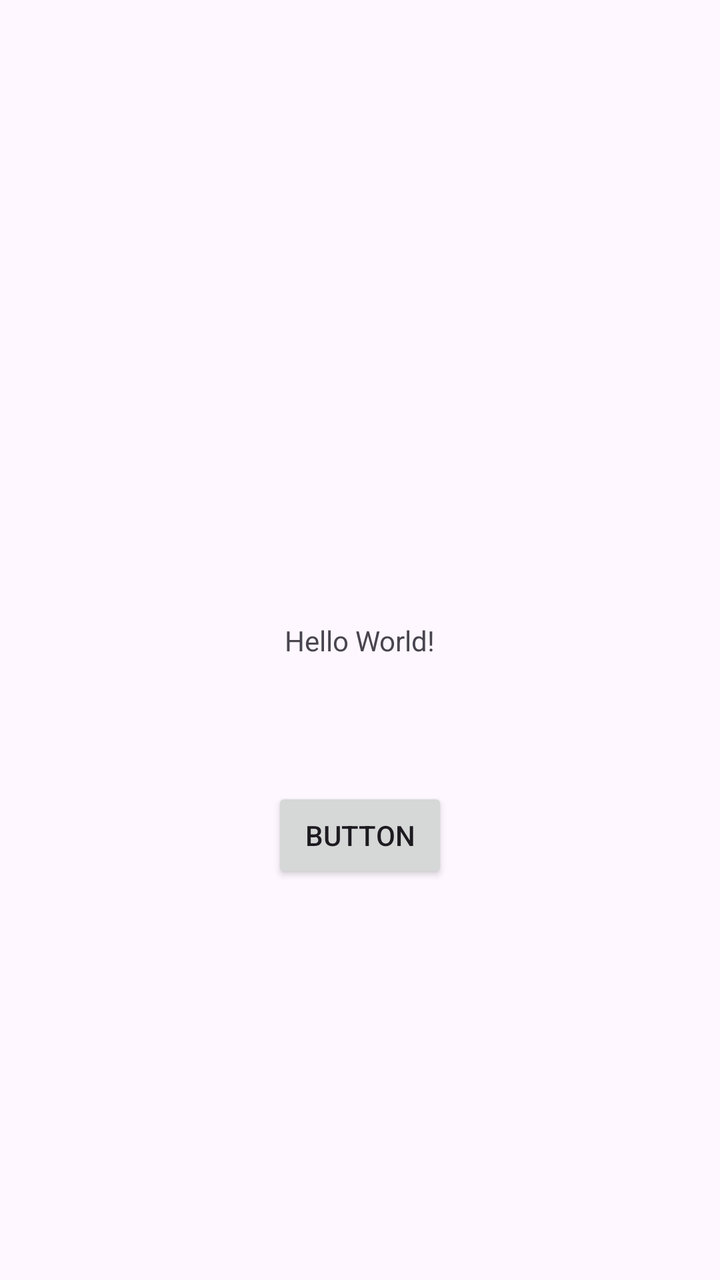
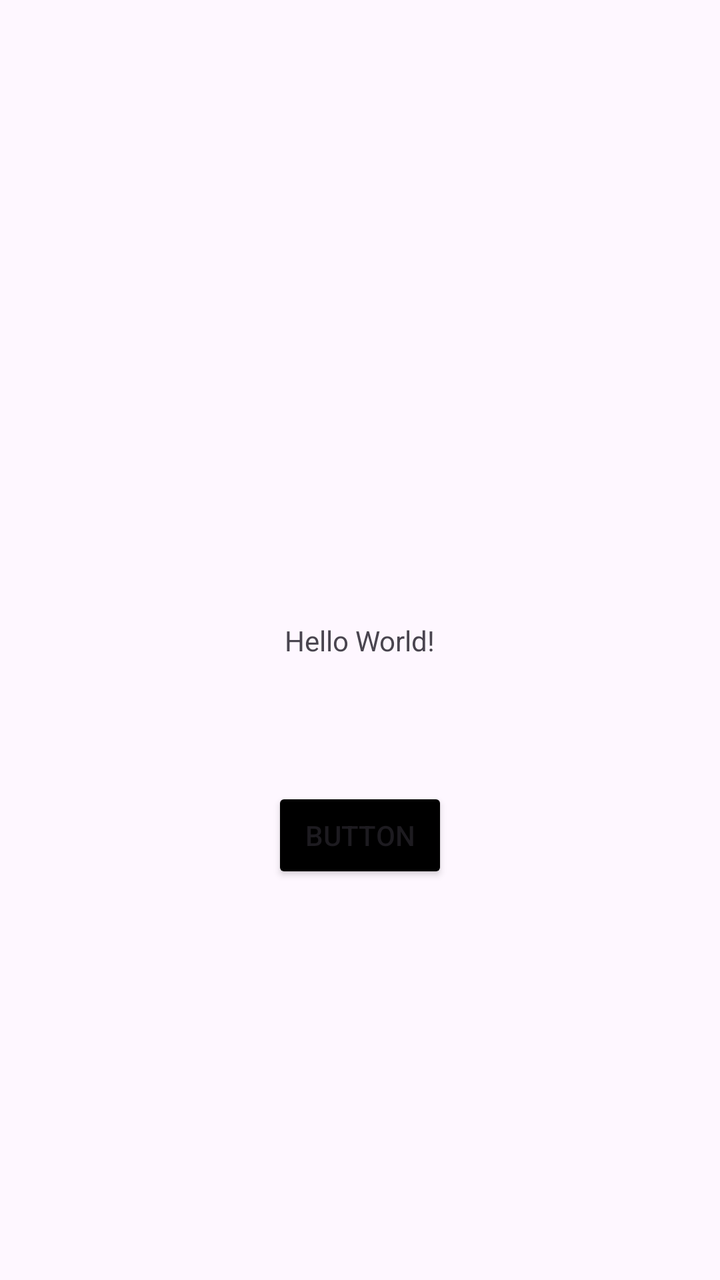

Compare the two renders of this Android layout. The source of the first and the diff that turns it into the second are given below.
<!-- AndroidManifest.xml: application theme Theme.Suci_mobile -->
<!-- res/layout/activity_main.xml -->
<?xml version="1.0" encoding="utf-8"?>
<androidx.constraintlayout.widget.ConstraintLayout xmlns:android="http://schemas.android.com/apk/res/android"
    xmlns:app="http://schemas.android.com/apk/res-auto"
    xmlns:tools="http://schemas.android.com/tools"
    android:id="@+id/main"
    android:layout_width="match_parent"
    android:layout_height="match_parent"
    tools:context=".MainActivity">

    <TextView
        android:id="@+id/textView6"
        android:layout_width="wrap_content"
        android:layout_height="wrap_content"
        android:text="Hello World!"
        app:layout_constraintBottom_toBottomOf="parent"
        app:layout_constraintEnd_toEndOf="parent"
        app:layout_constraintStart_toStartOf="parent"
        app:layout_constraintTop_toTopOf="parent" />

    <Button
        android:id="@+id/btnToFourth"
        android:layout_width="wrap_content"
        android:layout_height="wrap_content"
        android:layout_marginTop="64dp"
        android:text="Button"
        app:layout_constraintEnd_toEndOf="parent"
        app:layout_constraintStart_toStartOf="parent"
        app:layout_constraintTop_toBottomOf="@+id/textView6" />

</androidx.constraintlayout.widget.ConstraintLayout>
<!-- resources referenced by this layout -->
<resources>
  <style name="Theme.Suci_mobile" parent="Base.Theme.Suci_mobile" />
  <style name="Base.Theme.Suci_mobile" parent="Theme.Material3.DayNight.NoActionBar">
          
          
      </style>
</resources>

<!-- the commit's change to res/layout/activity_main.xml (unified diff, before → after) -->
@@ -19,6 +19,7 @@
 
     <Button
         android:id="@+id/btnToFourth"
+        android:backgroundTint="@color/black"
         android:layout_width="wrap_content"
         android:layout_height="wrap_content"
         android:layout_marginTop="64dp"
<!-- resource entries referenced after the edit -->
@@ -1,5 +1,6 @@
 <!-- resources referenced by this layout -->
 <resources>
+  <color name="black">#FF000000</color>
   <style name="Theme.Suci_mobile" parent="Base.Theme.Suci_mobile" />
   <style name="Base.Theme.Suci_mobile" parent="Theme.Material3.DayNight.NoActionBar">
           
